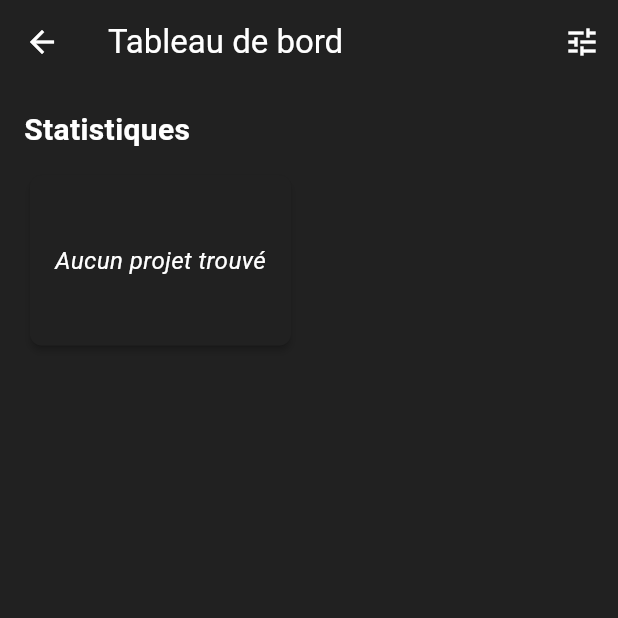
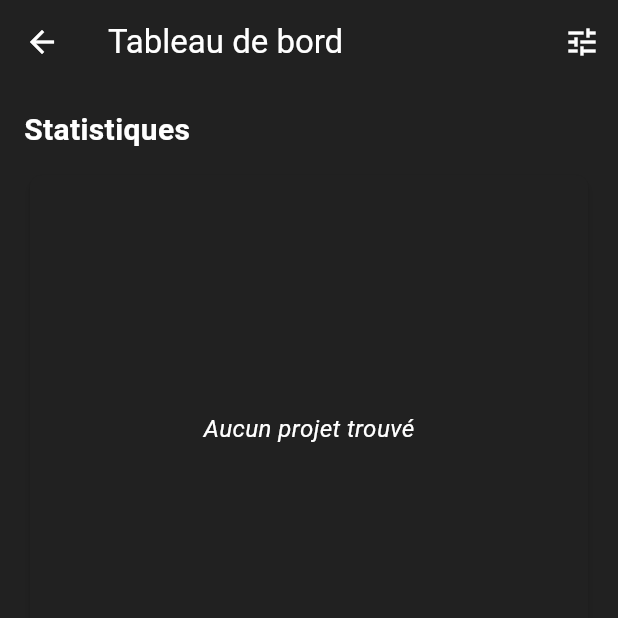
Before and after one commit to austinphillipps/tokan, a Flutter app: the DashboardScreen screen opened directly, on a phone screen of 412 x 824 dp, the top half of it. Run offline on Flutter 3.47's test engine with Material 3 defaults, Android fonts, the phone set to English and light mode, and no system bars; our stand-ins replace cloud_firestore, csv, emoji_picker_flutter, file_picker, firebase_auth, firebase_core and 7 more; accounts and stored records are empty.

Commit message:
fix: improve dashboard layout

```diff
--- a/lib/features/dashboard/views/dashboard_screen.dart
+++ b/lib/features/dashboard/views/dashboard_screen.dart
@@ -70,14 +70,28 @@
             if (statWidgets.isEmpty)
               const Center(child: Text('Aucun widget à afficher.'))
             else
-            // 2. Grille à 2 colonnes occupant toute la hauteur disponible
               Expanded(
-                child: GridView.count(
-                  crossAxisCount: 2,
+                child: LayoutBuilder(
+                  builder: (context, constraints) {
+                    int crossAxisCount;
+                    if (constraints.maxWidth < 600) {
+                      crossAxisCount = 1;
+                    } else if (constraints.maxWidth < 900) {
+                      crossAxisCount = 2;
+                    } else {
+                      crossAxisCount = 3;
+                    }
+
+                    return GridView.builder(
+                      gridDelegate: SliverGridDelegateWithFixedCrossAxisCount(
+                        crossAxisCount: crossAxisCount,
                         crossAxisSpacing: 16,
                         mainAxisSpacing: 16,
-                  childAspectRatio: 1.5,
-                  children: statWidgets.map((w) {
+                        childAspectRatio: 1.1,
+                      ),
+                      itemCount: statWidgets.length,
+                      itemBuilder: (context, index) {
+                        final w = statWidgets[index];
                         return Card(
                           elevation: 2,
                           shape: RoundedRectangleBorder(
@@ -88,7 +102,9 @@
                             child: w,
                           ),
                         );
-                  }).toList(),
+                      },
+                    );
+                  },
                 ),
               ),
           ],
--- a/lib/features/dashboard/widgets/project_progress_widget.dart
+++ b/lib/features/dashboard/widgets/project_progress_widget.dart
@@ -115,6 +115,8 @@
 return ListView.builder(
   padding: const EdgeInsets.symmetric(vertical: 8.0, horizontal: 12.0),
   itemCount: _projectsData.length,
+  shrinkWrap: true,
+  physics: const NeverScrollableScrollPhysics(),
   itemBuilder: (context, index) {
     final pd = _projectsData[index];
     return _buildProjectCard(pd, context);
```
Lines whose indentation alone changed are shown as unchanged.
